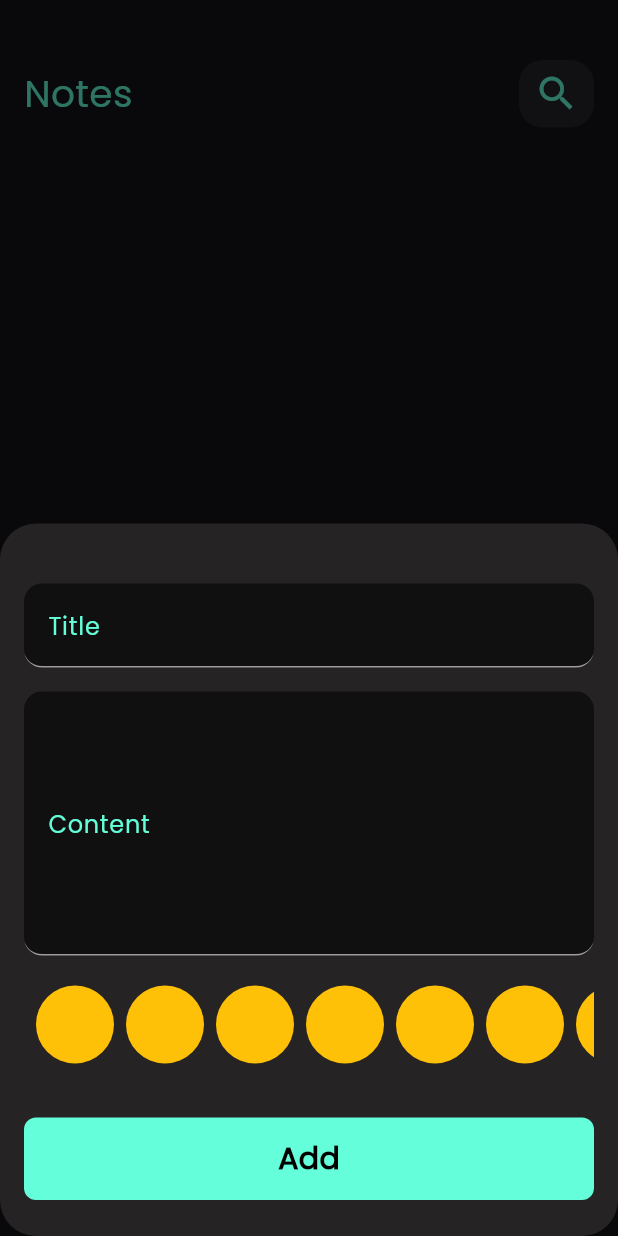
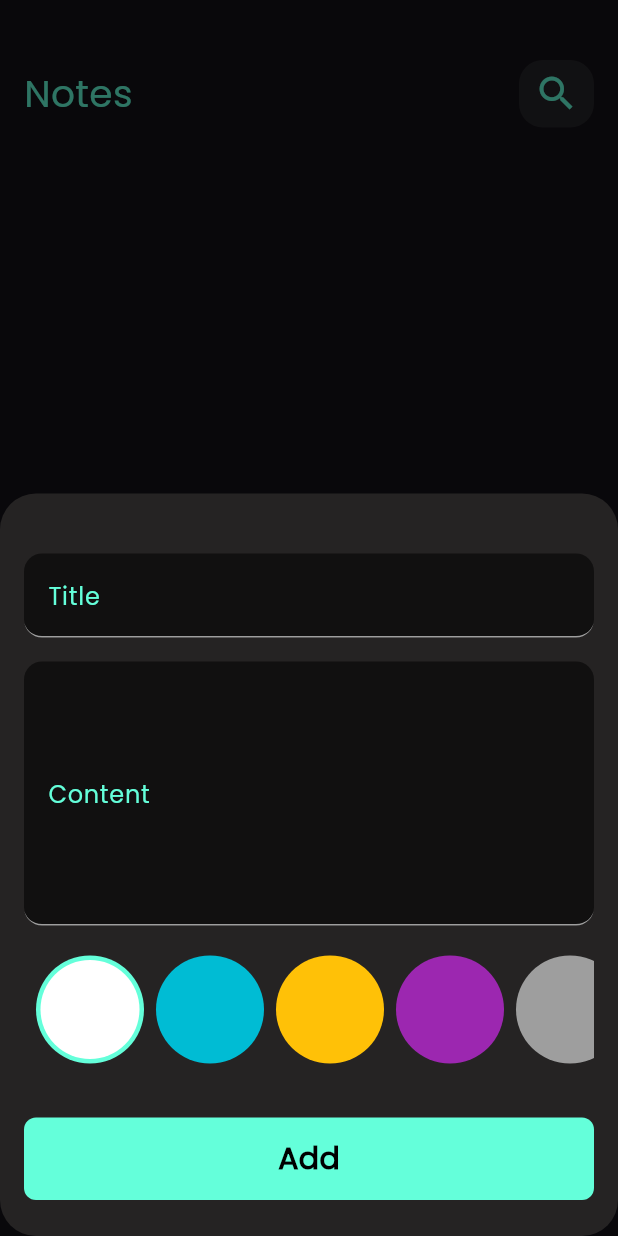
Before and after one commit to Mansourx83/Notes-App, a Flutter app: the screen it shows after launch, after a tap on the "add" icon, on a phone screen of 412 x 824 dp. Run offline on Flutter 3.47's test engine with Material 3 defaults, Android fonts, the phone set to English and light mode, and no system bars; our stand-ins replace bloc, flutter_bloc, hive, hive_flutter; accounts and stored records are empty.

Commit message:
finish color list view

```diff
--- a/lib/views/widgets/add_note_form.dart
+++ b/lib/views/widgets/add_note_form.dart
@@ -65,7 +65,7 @@ class _NoteFormState extends State<NoteForm> {
                   var currentData = DateTime.now();
 
                   var formattedCurrentData =
-                      DateFormat('yyyy-MM-dd HH:mm').format(now);
+                      DateFormat('yyyy-MM-dd \n HH:mm').format(now);
                   if (formKey.currentState!.validate()) {
                     formKey.currentState!.save();
                     NoteModel noteModel = NoteModel(
--- a/lib/views/widgets/colors_list_view.dart
+++ b/lib/views/widgets/colors_list_view.dart
@@ -1,31 +1,70 @@
 import 'package:flutter/material.dart';
 
 class ColorItem extends StatelessWidget {
-  const ColorItem({super.key});
-
+  const ColorItem({
+    super.key,
+    required this.isActive,
+    required this.color,
+  });
+  final bool isActive;
+  final Color color;
   @override
   Widget build(BuildContext context) {
-    return const CircleAvatar(
-      backgroundColor: Colors.amber,
-      radius: 30,
-    );
+    return isActive
+        ? CircleAvatar(
+            backgroundColor: Colors.tealAccent,
+            radius: 40,
+            child: CircleAvatar(
+              backgroundColor: color,
+              radius: 33,
+            ),
+          )
+        : CircleAvatar(
+            backgroundColor: color,
+            radius: 40,
+          );
   }
 }
 
-class ColorList extends StatelessWidget {
+class ColorList extends StatefulWidget {
   const ColorList({super.key});
 
   @override
+  State<ColorList> createState() => _ColorListState();
+}
+
+class _ColorListState extends State<ColorList> {
+  int currentIndex = 0;
+
+  List<Color> colors = [
+    Colors.white,
+    Colors.cyan,
+    Colors.amber,
+    Colors.purple,
+    Colors.grey,
+    Colors.blueGrey,
+    const Color(0xFF98FF98),
+  ];
+  @override
   Widget build(BuildContext context) {
     return SizedBox(
-      height: 30 * 2,
+      height: 40 * 2,
       child: ListView.builder(
         physics: const BouncingScrollPhysics(),
         padding: const EdgeInsets.all(4),
-        itemCount: 10,
+        itemCount: colors.length,
         scrollDirection: Axis.horizontal,
         itemBuilder: (context, index) {
-          return ColorItem();
+          return GestureDetector(
+            onTap: () {
+              currentIndex = index;
+              setState(() {});
+            },
+            child: ColorItem(
+              isActive: currentIndex == index,
+              color: colors[index],
+            ),
+          );
         },
       ),
     );
```
